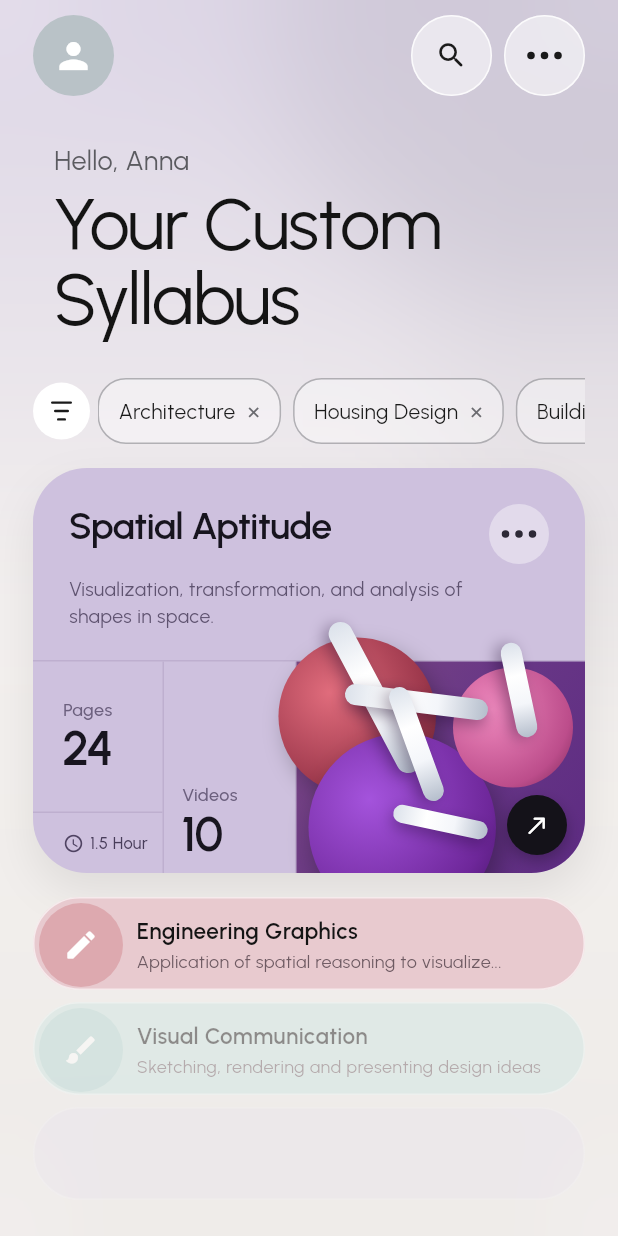
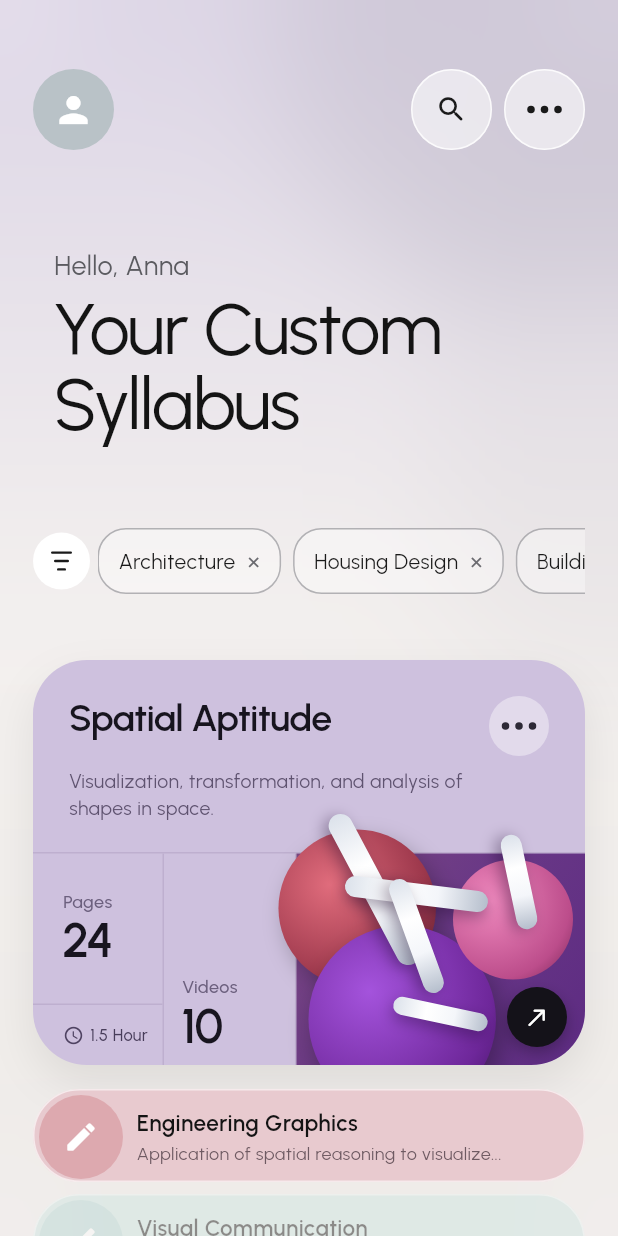
Before and after one commit to Saf369/widget_app, a Flutter app: the HomeScreen widget shown alone on an empty page, opened directly, on a phone screen of 412 x 824 dp. Run offline on Flutter 3.47's test engine with Material 3 defaults, Android fonts, the phone set to English and light mode, and no system bars; our stand-ins replace google_fonts.

Commit message:
did some changes in home screen

```diff
--- a/lib/screens/home_screen.dart
+++ b/lib/screens/home_screen.dart
@@ -56,6 +56,7 @@ class HomeScreen extends StatelessWidget {
               child: Column(
                 crossAxisAlignment: CrossAxisAlignment.start,
                 children: [
+                  const SizedBox(height: 36),
                   // Top bar
                   Padding(
                     padding: const EdgeInsets.symmetric(horizontal: 22, vertical: 10),
@@ -80,7 +81,7 @@ class HomeScreen extends StatelessWidget {
                       ],
                     ),
                   ),
-                  const SizedBox(height: 20),
+                  const SizedBox(height: 54),
                   // Greeting
                   Padding(
                     padding: const EdgeInsets.symmetric(horizontal: 36),
@@ -108,7 +109,7 @@ class HomeScreen extends StatelessWidget {
                       ),
                     ),
                   ),
-                  const SizedBox(height: 28),
+                  const SizedBox(height: 58),
                   // Filter row
                   Padding(
                     padding: const EdgeInsets.symmetric(horizontal: 22),
@@ -152,7 +153,7 @@ class HomeScreen extends StatelessWidget {
                       ],
                     ),
                   ),
-                  const SizedBox(height: 16),
+                  const SizedBox(height: 44),
                   // Spatial Aptitude Card
                   Padding(
                     padding: const EdgeInsets.symmetric(horizontal: 22),
```
